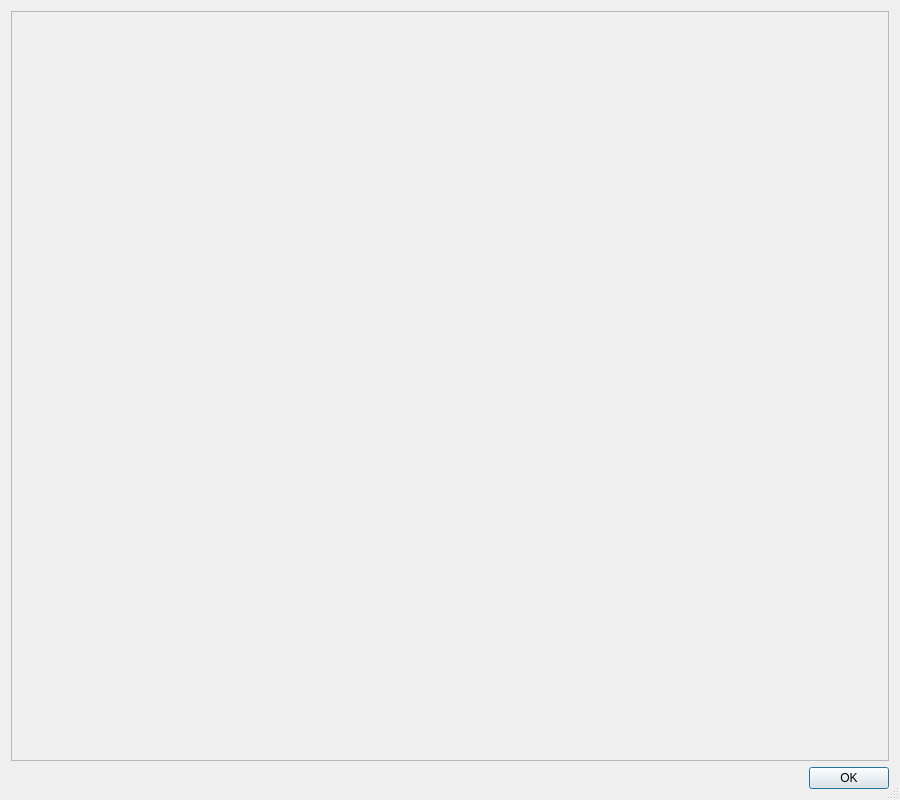
Above: messenger.ui from mikecv/picCoder before the change. Below: the same form after it.
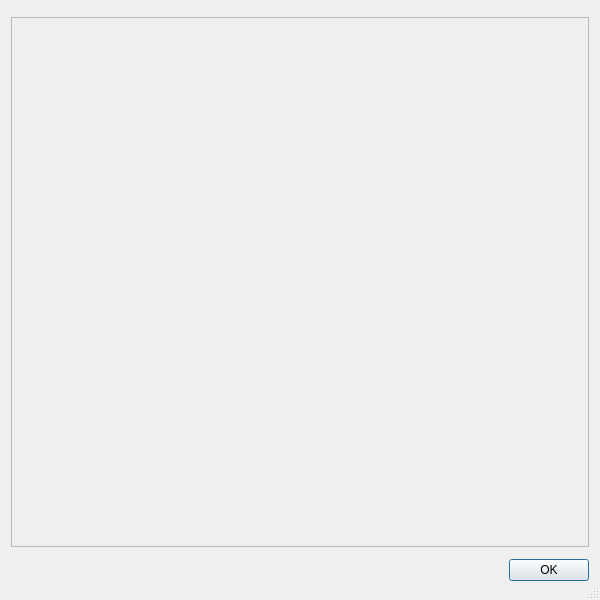
That is the form after the change.

Commit message:
Basic text message borders sorted.
Have basic formatting.

What changed in the file:
```diff
--- a/messenger.ui
+++ b/messenger.ui
@@ -9,8 +9,8 @@
    <rect>
     <x>0</x>
     <y>0</y>
-    <width>900</width>
-    <height>800</height>
+    <width>600</width>
+    <height>600</height>
    </rect>
   </property>
   <property name="minimumSize">
@@ -41,6 +41,18 @@
    </item>
    <item row="0" column="0">
     <widget class="QScrollArea" name="messageScrollArea">
+     <property name="sizePolicy">
+      <sizepolicy hsizetype="Fixed" vsizetype="Expanding">
+       <horstretch>0</horstretch>
+       <verstretch>0</verstretch>
+      </sizepolicy>
+     </property>
+     <property name="maximumSize">
+      <size>
+       <width>585</width>
+       <height>530</height>
+      </size>
+     </property>
      <property name="widgetResizable">
       <bool>true</bool>
      </property>
@@ -49,17 +61,17 @@
        <rect>
         <x>0</x>
         <y>0</y>
-        <width>880</width>
-        <height>751</height>
+        <width>580</width>
+        <height>528</height>
        </rect>
       </property>
       <widget class="QWidget" name="verticalLayoutWidget">
        <property name="geometry">
         <rect>
-         <x>-1</x>
-         <y>-1</y>
-         <width>891</width>
-         <height>761</height>
+         <x>5</x>
+         <y>0</y>
+         <width>571</width>
+         <height>521</height>
         </rect>
        </property>
        <layout class="QVBoxLayout" name="verticalLayout">
```
The commit also changes 1 other file.
